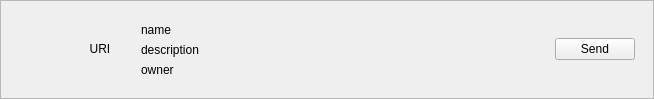
First picture: the form in src/qt/forms/nftitemwidget.ui, repository qtumproject/qtum, before the edit.
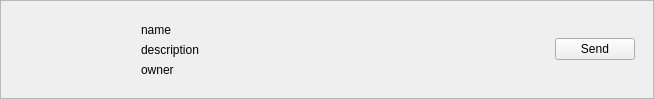
Second picture: the form after the edit. The open tabs and pages were chosen to show the change. Custom widgets are drawn as their Qt base class.

Commit message: Add nft url label

Patch:
```diff
--- a/src/qt/forms/nftitemwidget.ui
+++ b/src/qt/forms/nftitemwidget.ui
@@ -77,7 +77,7 @@
            <number>0</number>
           </property>
           <item>
-           <widget class="QLabel" name="nftUri">
+           <widget class="NftUrlLabel" name="nftUrl">
             <property name="minimumSize">
              <size>
               <width>70</width>
@@ -91,7 +91,7 @@
              </size>
             </property>
             <property name="text">
-             <string>URI</string>
+             <string/>
             </property>
             <property name="alignment">
              <set>Qt::AlignCenter</set>
@@ -234,6 +234,11 @@
    <extends>QPushButton</extends>
    <header>qt/qtumpushbutton.h</header>
   </customwidget>
+  <customwidget>
+   <class>NftUrlLabel</class>
+   <extends>QLabel</extends>
+   <header>qt/nfturllabel.h</header>
+  </customwidget>
  </customwidgets>
  <resources/>
  <connections/>
```
The commit also changes 8 other files.
